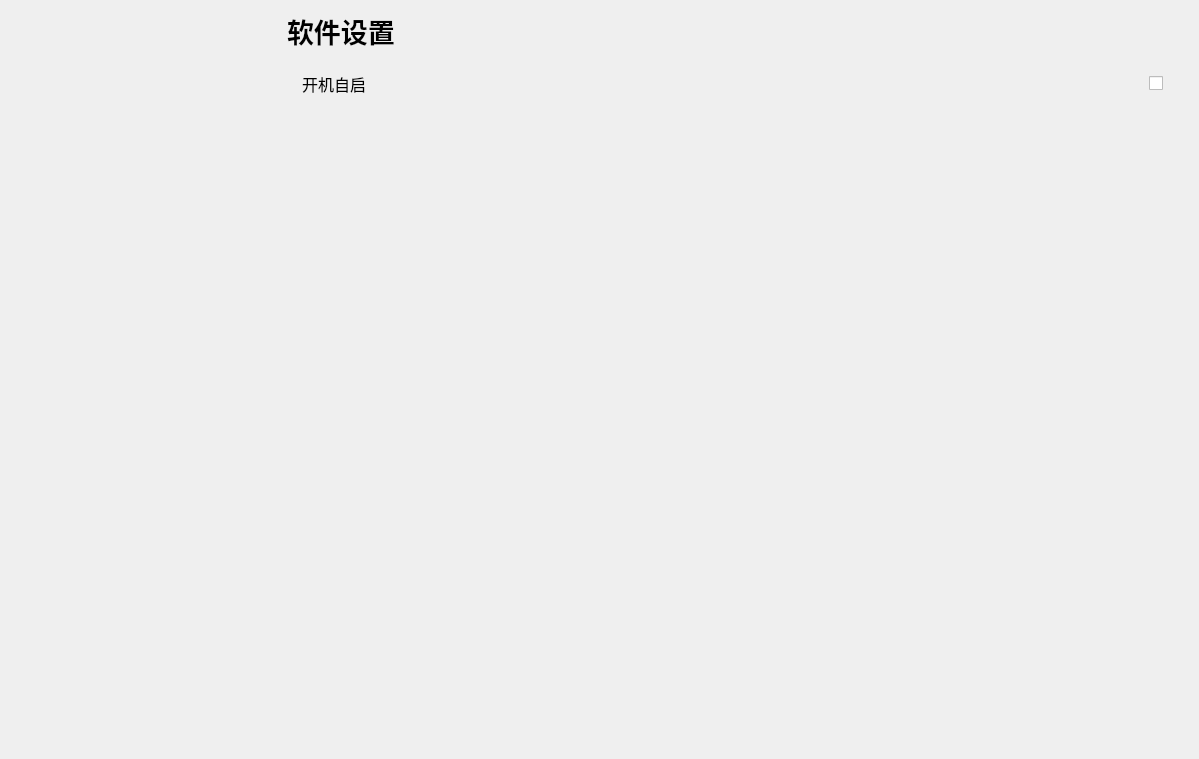
First picture: the form in mainwindow.ui, repository Zao-chen/ZcChat, before the edit.
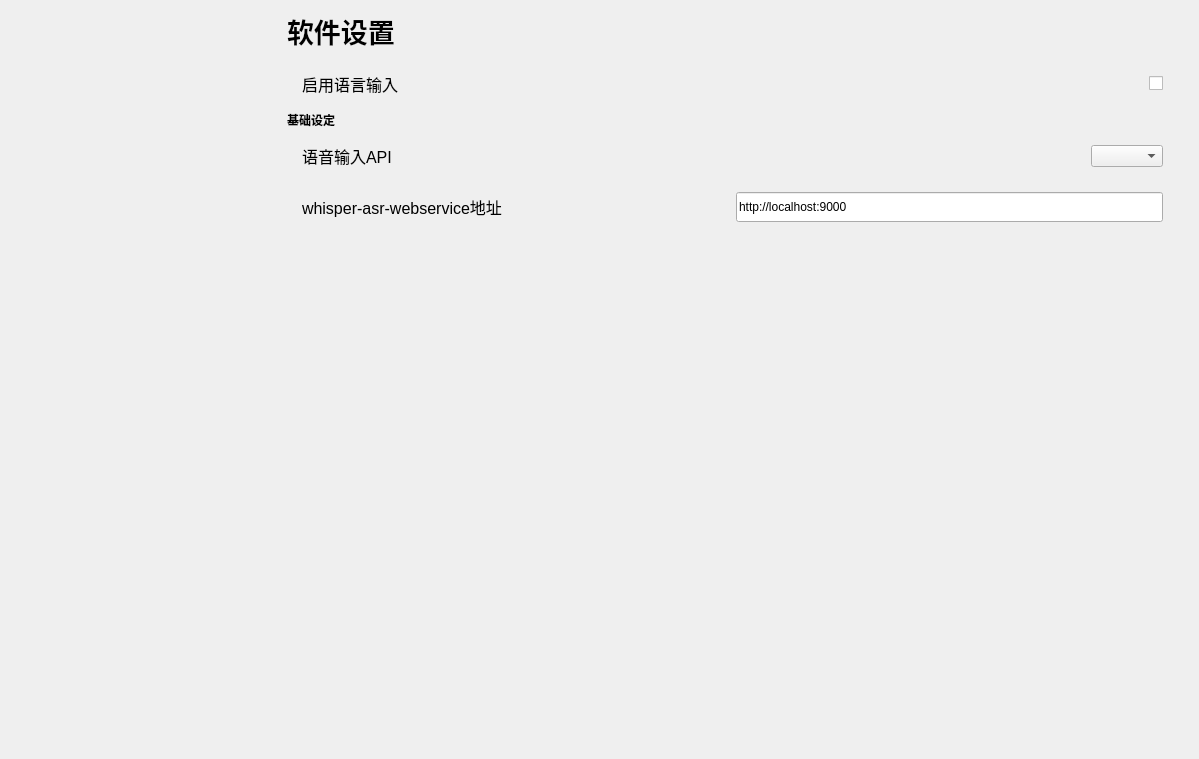
Second picture: the form after the edit. The open tabs and pages were chosen to show the change. Custom widgets are drawn as their Qt base class.

Commit message: [feat] 语音输入功能

Patch:
```diff
--- a/mainwindow.ui
+++ b/mainwindow.ui
@@ -1256,6 +1256,227 @@
            </item>
           </layout>
          </widget>
+         <widget class="QWidget" name="page_6">
+          <layout class="QVBoxLayout" name="verticalLayout_13" stretch="0,0,0,0,1">
+           <property name="leftMargin">
+            <number>0</number>
+           </property>
+           <property name="topMargin">
+            <number>12</number>
+           </property>
+           <property name="rightMargin">
+            <number>0</number>
+           </property>
+           <item>
+            <widget class="ElaScrollPageArea" name="widget_29" native="true">
+             <layout class="QHBoxLayout" name="horizontalLayout_30" stretch="1,0">
+              <property name="leftMargin">
+               <number>15</number>
+              </property>
+              <property name="rightMargin">
+               <number>15</number>
+              </property>
+              <item>
+               <widget class="ElaText" name="label_40">
+                <property name="font">
+                 <font>
+                  <pointsize>12</pointsize>
+                 </font>
+                </property>
+                <property name="text">
+                 <string>启用语言输入</string>
+                </property>
+               </widget>
+              </item>
+              <item>
+               <widget class="ElaCheckBox" name="checkBox_speechInput_enable">
+                <property name="enabled">
+                 <bool>true</bool>
+                </property>
+                <property name="text">
+                 <string/>
+                </property>
+               </widget>
+              </item>
+             </layout>
+            </widget>
+           </item>
+           <item>
+            <widget class="QLabel" name="label_42">
+             <property name="font">
+              <font>
+               <bold>true</bold>
+              </font>
+             </property>
+             <property name="text">
+              <string>基础设定</string>
+             </property>
+            </widget>
+           </item>
+           <item>
+            <widget class="ElaScrollPageArea" name="widget_30" native="true">
+             <layout class="QHBoxLayout" name="horizontalLayout_31" stretch="2,0">
+              <property name="leftMargin">
+               <number>15</number>
+              </property>
+              <property name="rightMargin">
+               <number>15</number>
+              </property>
+              <item>
+               <widget class="ElaText" name="label_41">
+                <property name="font">
+                 <font>
+                  <pointsize>12</pointsize>
+                 </font>
+                </property>
+                <property name="text">
+                 <string>语音输入API</string>
+                </property>
+               </widget>
+              </item>
+              <item>
+               <widget class="ElaComboBox" name="comboBox_speechInput_API"/>
+              </item>
+             </layout>
+            </widget>
+           </item>
+           <item>
+            <widget class="QStackedWidget" name="stackedWidget_vits_2">
+             <property name="currentIndex">
+              <number>0</number>
+             </property>
+             <widget class="QWidget" name="page_7">
+              <layout class="QVBoxLayout" name="verticalLayout_11" stretch="0">
+               <property name="spacing">
+                <number>0</number>
+               </property>
+               <property name="leftMargin">
+                <number>0</number>
+               </property>
+               <property name="topMargin">
+                <number>0</number>
+               </property>
+               <property name="rightMargin">
+                <number>0</number>
+               </property>
+               <property name="bottomMargin">
+                <number>10</number>
+               </property>
+               <item>
+                <widget class="ElaScrollPageArea" name="widget_25" native="true">
+                 <layout class="QHBoxLayout" name="horizontalLayout_26" stretch="2,2">
+                  <property name="leftMargin">
+                   <number>15</number>
+                  </property>
+                  <property name="rightMargin">
+                   <number>15</number>
+                  </property>
+                  <item>
+                   <widget class="ElaText" name="label_35">
+                    <property name="font">
+                     <font>
+                      <pointsize>12</pointsize>
+                     </font>
+                    </property>
+                    <property name="text">
+                     <string>whisper-asr-webservice地址</string>
+                    </property>
+                   </widget>
+                  </item>
+                  <item>
+                   <widget class="ElaLineEdit" name="lineEdit_speechInput_url">
+                    <property name="minimumSize">
+                     <size>
+                      <width>0</width>
+                      <height>30</height>
+                     </size>
+                    </property>
+                    <property name="text">
+                     <string>http://localhost:9000</string>
+                    </property>
+                    <property name="alignment">
+                     <set>Qt::AlignmentFlag::AlignLeading|Qt::AlignmentFlag::AlignLeft|Qt::AlignmentFlag::AlignVCenter</set>
+                    </property>
+                   </widget>
+                  </item>
+                 </layout>
+                </widget>
+               </item>
+              </layout>
+             </widget>
+             <widget class="QWidget" name="page_8">
+              <layout class="QVBoxLayout" name="verticalLayout_12" stretch="0">
+               <property name="leftMargin">
+                <number>0</number>
+               </property>
+               <property name="topMargin">
+                <number>0</number>
+               </property>
+               <property name="rightMargin">
+                <number>0</number>
+               </property>
+               <property name="bottomMargin">
+                <number>0</number>
+               </property>
+               <item>
+                <widget class="ElaScrollPageArea" name="widget_28" native="true">
+                 <layout class="QHBoxLayout" name="horizontalLayout_29" stretch="2,2">
+                  <property name="leftMargin">
+                   <number>15</number>
+                  </property>
+                  <property name="rightMargin">
+                   <number>15</number>
+                  </property>
+                  <item>
+                   <widget class="ElaText" name="label_38">
+                    <property name="font">
+                     <font>
+                      <pointsize>12</pointsize>
+                     </font>
+                    </property>
+                    <property name="text">
+                     <string>请求地址</string>
+                    </property>
+                   </widget>
+                  </item>
+                  <item>
+                   <widget class="ElaLineEdit" name="lineEdit_vits_customUrl_2">
+                    <property name="minimumSize">
+                     <size>
+                      <width>0</width>
+                      <height>30</height>
+                     </size>
+                    </property>
+                    <property name="text">
+                     <string>http://127.0.0.1:23456/voice/vits?text={msg}&amp;id=1http://127.0.0.1:23456/voice/vits?id=0&amp;text={msg}&amp;format=mp3</string>
+                    </property>
+                    <property name="alignment">
+                     <set>Qt::AlignmentFlag::AlignLeading|Qt::AlignmentFlag::AlignLeft|Qt::AlignmentFlag::AlignVCenter</set>
+                    </property>
+                   </widget>
+                  </item>
+                 </layout>
+                </widget>
+               </item>
+              </layout>
+             </widget>
+            </widget>
+           </item>
+           <item>
+            <spacer name="verticalSpacer_7">
+             <property name="orientation">
+              <enum>Qt::Orientation::Vertical</enum>
+             </property>
+             <property name="sizeHint" stdset="0">
+              <size>
+               <width>20</width>
+               <height>477</height>
+              </size>
+             </property>
+            </spacer>
+           </item>
+          </layout>
+         </widget>
         </widget>
        </item>
       </layout>
```
The commit also changes 5 other files.
